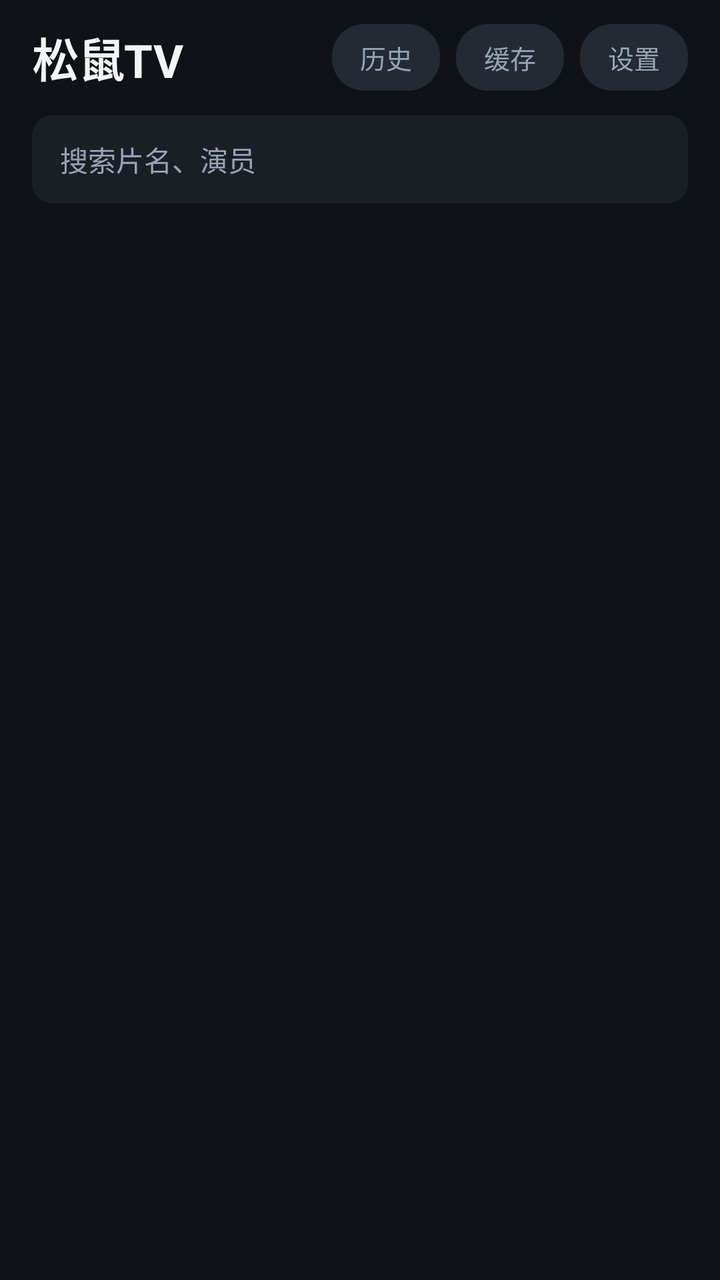
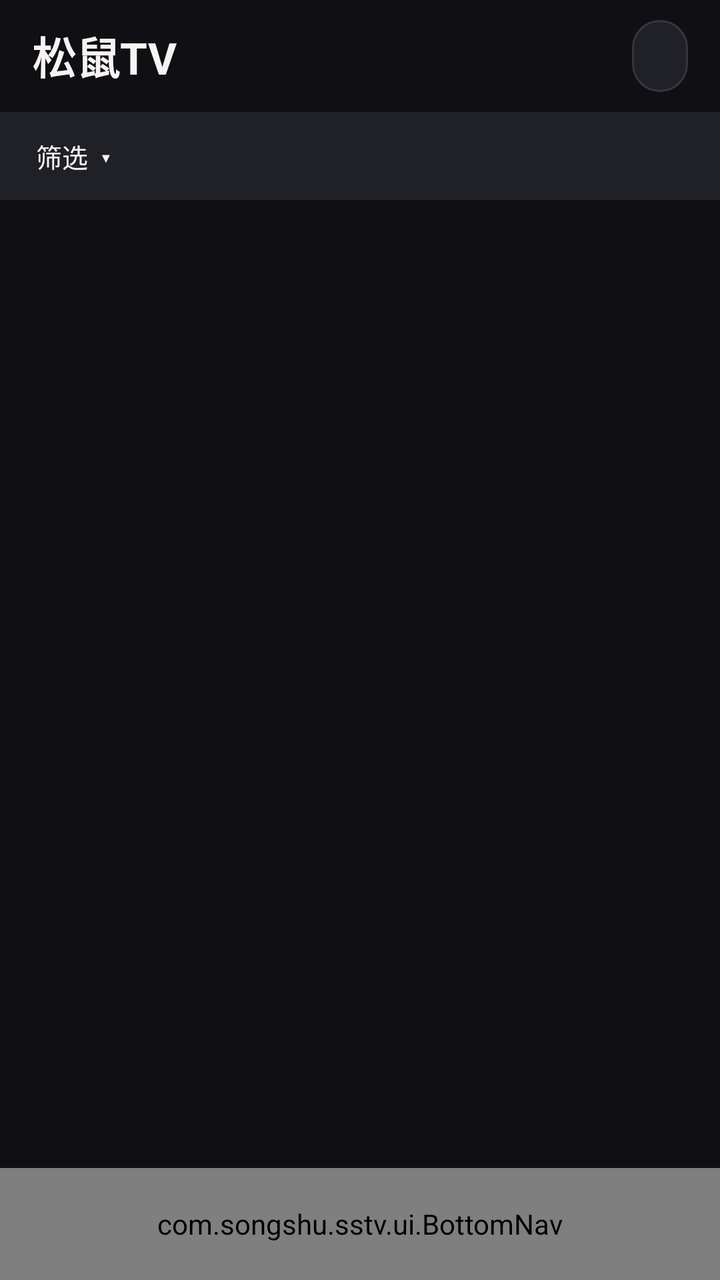

Screens rendered from an Android XML layout before and after an edit, with the pre-edit source and the edit as a unified diff.
<!-- AndroidManifest.xml: application theme AppTheme -->
<!-- res/layout/activity_main.xml -->
<?xml version="1.0" encoding="utf-8"?>
<LinearLayout xmlns:android="http://schemas.android.com/apk/res/android"
    android:layout_width="match_parent"
    android:layout_height="match_parent"
    android:orientation="vertical"
    android:background="@color/bg"
    android:fitsSystemWindows="true">

    <LinearLayout
        android:layout_width="match_parent"
        android:layout_height="wrap_content"
        android:orientation="horizontal"
        android:gravity="center_vertical"
        android:paddingLeft="16dp"
        android:paddingRight="16dp"
        android:paddingTop="12dp"
        android:paddingBottom="6dp">

        <TextView
            android:layout_width="wrap_content"
            android:layout_height="wrap_content"
            android:text="@string/app_name"
            android:textColor="@color/text"
            android:textSize="23sp"
            android:textStyle="bold" />

        <View
            android:layout_width="0dp"
            android:layout_height="1dp"
            android:layout_weight="1" />

        <TextView
            android:id="@+id/btnHistory"
            style="@style/Chip"
            android:text="@string/history" />

        <TextView
            android:id="@+id/btnCache"
            style="@style/Chip"
            android:layout_marginLeft="8dp"
            android:text="@string/cache_short" />

        <TextView
            android:id="@+id/btnSettings"
            style="@style/Chip"
            android:layout_marginLeft="8dp"
            android:text="@string/settings" />
    </LinearLayout>

    <TextView
        android:id="@+id/searchBox"
        android:layout_width="match_parent"
        android:layout_height="44dp"
        android:layout_marginLeft="16dp"
        android:layout_marginRight="16dp"
        android:layout_marginTop="6dp"
        android:background="@drawable/bg_card"
        android:gravity="center_vertical"
        android:paddingLeft="14dp"
        android:paddingRight="14dp"
        android:text="@string/search_hint"
        android:textColor="@color/text_dim"
        android:textSize="14sp" />

    <TextView
        android:id="@+id/sourceLabel"
        android:layout_width="wrap_content"
        android:layout_height="wrap_content"
        android:layout_marginLeft="17dp"
        android:layout_marginTop="10dp"
        android:textColor="@color/text_dim"
        android:textSize="12sp" />

    <HorizontalScrollView
        android:layout_width="match_parent"
        android:layout_height="wrap_content"
        android:layout_marginTop="8dp"
        android:paddingLeft="16dp"
        android:paddingRight="16dp"
        android:scrollbars="none"
        android:overScrollMode="never">

        <LinearLayout
            android:id="@+id/catRow"
            android:layout_width="wrap_content"
            android:layout_height="wrap_content"
            android:orientation="horizontal" />
    </HorizontalScrollView>

    <HorizontalScrollView
        android:id="@+id/subScroll"
        android:layout_width="match_parent"
        android:layout_height="wrap_content"
        android:layout_marginTop="7dp"
        android:paddingLeft="16dp"
        android:paddingRight="16dp"
        android:scrollbars="none"
        android:overScrollMode="never">

        <LinearLayout
            android:id="@+id/subRow"
            android:layout_width="wrap_content"
            android:layout_height="wrap_content"
            android:orientation="horizontal" />
    </HorizontalScrollView>

    <HorizontalScrollView
        android:id="@+id/yearScroll"
        android:layout_width="match_parent"
        android:layout_height="wrap_content"
        android:layout_marginTop="7dp"
        android:paddingLeft="16dp"
        android:paddingRight="16dp"
        android:scrollbars="none"
        android:overScrollMode="never">

        <LinearLayout
            android:id="@+id/yearRow"
            android:layout_width="wrap_content"
            android:layout_height="wrap_content"
            android:orientation="horizontal" />
    </HorizontalScrollView>

    <FrameLayout
        android:layout_width="match_parent"
        android:layout_height="0dp"
        android:layout_weight="1"
        android:layout_marginTop="8dp">

        <androidx.recyclerview.widget.RecyclerView
            android:id="@+id/grid"
            android:layout_width="match_parent"
            android:layout_height="match_parent"
            android:paddingLeft="10dp"
            android:paddingRight="10dp"
            android:paddingBottom="12dp"
            android:clipToPadding="false"
            android:scrollbars="none" />

        <ProgressBar
            android:id="@+id/progress"
            android:layout_width="wrap_content"
            android:layout_height="wrap_content"
            android:layout_gravity="center"
            android:visibility="gone" />

        <TextView
            android:id="@+id/hint"
            android:layout_width="wrap_content"
            android:layout_height="wrap_content"
            android:layout_gravity="center"
            android:layout_marginLeft="28dp"
            android:layout_marginRight="28dp"
            android:gravity="center"
            android:lineSpacingExtra="4dp"
            android:textColor="@color/text_dim"
            android:textSize="14sp"
            android:visibility="gone" />

        <TextView
            android:id="@+id/btnMore"
            android:layout_width="wrap_content"
            android:layout_height="wrap_content"
            android:layout_gravity="bottom|center_horizontal"
            android:layout_marginBottom="14dp"
            android:background="@drawable/bg_btn_primary"
            android:paddingLeft="22dp"
            android:paddingRight="22dp"
            android:paddingTop="9dp"
            android:paddingBottom="9dp"
            android:text="加载更多"
            android:textColor="#FFFFFF"
            android:textSize="13sp"
            android:visibility="gone" />
    </FrameLayout>

</LinearLayout>
<!-- resources referenced by this layout -->
<resources>
  <color name="bg">#0F1216</color>
  <color name="text">#F2F4F7</color>
  <color name="text_dim">#98A2B3</color>
  <!-- drawable bg_btn_primary (drawable) -->
  <?xml version="1.0" encoding="utf-8"?>
  <shape xmlns:android="http://schemas.android.com/apk/res/android" android:shape="rectangle">
      <solid android:color="@color/primary" />
      <corners android:radius="18dp" />
  </shape>
  <!-- drawable bg_card (drawable) -->
  <?xml version="1.0" encoding="utf-8"?>
  <shape xmlns:android="http://schemas.android.com/apk/res/android" android:shape="rectangle">
      <solid android:color="@color/surface" />
      <corners android:radius="10dp" />
  </shape>
  <string name="app_name">松鼠TV</string>
  <string name="cache_short">缓存</string>
  <string name="history">历史</string>
  <string name="search_hint">搜索片名、演员</string>
  <string name="settings">设置</string>
  <style name="Chip">
          <item name="android:layout_width">wrap_content</item>
          <item name="android:layout_height">wrap_content</item>
          <item name="android:paddingLeft">14dp</item>
          <item name="android:paddingRight">14dp</item>
          <item name="android:paddingTop">7dp</item>
          <item name="android:paddingBottom">7dp</item>
          <item name="android:textSize">13sp</item>
          <item name="android:textColor">@color/text_dim</item>
          <item name="android:background">@drawable/bg_chip</item>
      </style>
  <style name="AppTheme" parent="Theme.AppCompat.NoActionBar">
          <item name="android:windowBackground">@color/bg</item>
          <item name="android:statusBarColor">@color/bg</item>
          <item name="android:navigationBarColor">@color/bg</item>
          <item name="android:textColorPrimary">@color/text</item>
          <item name="android:textColorSecondary">@color/text_dim</item>
          <item name="colorAccent">@color/primary</item>
      </style>
  <color name="primary">#E62429</color>
  <color name="surface">#1A1F26</color>
  <!-- drawable bg_chip (drawable) -->
  <?xml version="1.0" encoding="utf-8"?>
  <shape xmlns:android="http://schemas.android.com/apk/res/android" android:shape="rectangle">
      <solid android:color="@color/surface2" />
      <corners android:radius="16dp" />
  </shape>
  <color name="surface2">#232A33</color>
</resources>

<!-- the commit's change to res/layout/activity_main.xml (unified diff, before → after) -->
@@ -1,177 +1,19 @@
-<?xml version="1.0" encoding="utf-8"?>
-<LinearLayout xmlns:android="http://schemas.android.com/apk/res/android"
-    android:layout_width="match_parent"
-    android:layout_height="match_parent"
-    android:orientation="vertical"
-    android:background="@color/bg"
-    android:fitsSystemWindows="true">
-
-    <LinearLayout
-        android:layout_width="match_parent"
-        android:layout_height="wrap_content"
-        android:orientation="horizontal"
-        android:gravity="center_vertical"
-        android:paddingLeft="16dp"
-        android:paddingRight="16dp"
-        android:paddingTop="12dp"
-        android:paddingBottom="6dp">
-
-        <TextView
-            android:layout_width="wrap_content"
-            android:layout_height="wrap_content"
-            android:text="@string/app_name"
-            android:textColor="@color/text"
-            android:textSize="23sp"
-            android:textStyle="bold" />
-
-        <View
-            android:layout_width="0dp"
-            android:layout_height="1dp"
-            android:layout_weight="1" />
-
-        <TextView
-            android:id="@+id/btnHistory"
-            style="@style/Chip"
-            android:text="@string/history" />
-
-        <TextView
-            android:id="@+id/btnCache"
-            style="@style/Chip"
-            android:layout_marginLeft="8dp"
-            android:text="@string/cache_short" />
-
-        <TextView
-            android:id="@+id/btnSettings"
-            style="@style/Chip"
-            android:layout_marginLeft="8dp"
-            android:text="@string/settings" />
-    </LinearLayout>
-
-    <TextView
-        android:id="@+id/searchBox"
-        android:layout_width="match_parent"
-        android:layout_height="44dp"
-        android:layout_marginLeft="16dp"
-        android:layout_marginRight="16dp"
-        android:layout_marginTop="6dp"
-        android:background="@drawable/bg_card"
-        android:gravity="center_vertical"
-        android:paddingLeft="14dp"
-        android:paddingRight="14dp"
-        android:text="@string/search_hint"
-        android:textColor="@color/text_dim"
-        android:textSize="14sp" />
-
-    <TextView
-        android:id="@+id/sourceLabel"
-        android:layout_width="wrap_content"
-        android:layout_height="wrap_content"
-        android:layout_marginLeft="17dp"
-        android:layout_marginTop="10dp"
-        android:textColor="@color/text_dim"
-        android:textSize="12sp" />
-
-    <HorizontalScrollView
-        android:layout_width="match_parent"
-        android:layout_height="wrap_content"
-        android:layout_marginTop="8dp"
-        android:paddingLeft="16dp"
-        android:paddingRight="16dp"
-        android:scrollbars="none"
-        android:overScrollMode="never">
-
-        <LinearLayout
-            android:id="@+id/catRow"
-            android:layout_width="wrap_content"
-            android:layout_height="wrap_content"
-            android:orientation="horizontal" />
-    </HorizontalScrollView>
-
-    <HorizontalScrollView
-        android:id="@+id/subScroll"
-        android:layout_width="match_parent"
-        android:layout_height="wrap_content"
-        android:layout_marginTop="7dp"
-        android:paddingLeft="16dp"
-        android:paddingRight="16dp"
-        android:scrollbars="none"
-        android:overScrollMode="never">
-
-        <LinearLayout
-            android:id="@+id/subRow"
-            android:layout_width="wrap_content"
-            android:layout_height="wrap_content"
-            android:orientation="horizontal" />
-    </HorizontalScrollView>
-
-    <HorizontalScrollView
-        android:id="@+id/yearScroll"
-        android:layout_width="match_parent"
-        android:layout_height="wrap_content"
-        android:layout_marginTop="7dp"
-        android:paddingLeft="16dp"
-        android:paddingRight="16dp"
-        android:scrollbars="none"
-        android:overScrollMode="never">
-
-        <LinearLayout
-            android:id="@+id/yearRow"
-            android:layout_width="wrap_content"
-            android:layout_height="wrap_content"
-            android:orientation="horizontal" />
-    </HorizontalScrollView>
-
-    <FrameLayout
-        android:layout_width="match_parent"
-        android:layout_height="0dp"
-        android:layout_weight="1"
-        android:layout_marginTop="8dp">
-
-        <androidx.recyclerview.widget.RecyclerView
-            android:id="@+id/grid"
-            android:layout_width="match_parent"
-            android:layout_height="match_parent"
-            android:paddingLeft="10dp"
-            android:paddingRight="10dp"
-            android:paddingBottom="12dp"
-            android:clipToPadding="false"
-            android:scrollbars="none" />
-
-        <ProgressBar
-            android:id="@+id/progress"
-            android:layout_width="wrap_content"
-            android:layout_height="wrap_content"
-            android:layout_gravity="center"
-            android:visibility="gone" />
-
-        <TextView
-            android:id="@+id/hint"
-            android:layout_width="wrap_content"
-            android:layout_height="wrap_content"
-            android:layout_gravity="center"
-            android:layout_marginLeft="28dp"
-            android:layout_marginRight="28dp"
-            android:gravity="center"
-            android:lineSpacingExtra="4dp"
-            android:textColor="@color/text_dim"
-            android:textSize="14sp"
-            android:visibility="gone" />
-
-        <TextView
-            android:id="@+id/btnMore"
-            android:layout_width="wrap_content"
-            android:layout_height="wrap_content"
-            android:layout_gravity="bottom|center_horizontal"
-            android:layout_marginBottom="14dp"
-            android:background="@drawable/bg_btn_primary"
-            android:paddingLeft="22dp"
-            android:paddingRight="22dp"
-            android:paddingTop="9dp"
-            android:paddingBottom="9dp"
-            android:text="加载更多"
-            android:textColor="#FFFFFF"
-            android:textSize="13sp"
-            android:visibility="gone" />
-    </FrameLayout>
-
+<LinearLayout xmlns:android="http://schemas.android.com/apk/res/android" android:layout_width="match_parent" android:layout_height="match_parent" android:orientation="vertical" android:background="?attr/appBg" android:fitsSystemWindows="true">
+ <LinearLayout android:layout_width="match_parent" android:layout_height="56dp" android:gravity="center_vertical" android:paddingHorizontal="16dp">
+  <TextView android:layout_width="0dp" android:layout_height="wrap_content" android:layout_weight="1" android:text="@string/app_name" android:textSize="22sp" android:textStyle="bold" android:textColor="?attr/appText" />
+  <TextView android:id="@+id/sourceLabel" android:layout_width="wrap_content" android:layout_height="36dp" android:maxWidth="200dp" android:maxLines="1" android:ellipsize="end" android:gravity="center" android:paddingHorizontal="14dp" android:background="@drawable/bg_btn_ghost" android:textColor="?attr/appAccent" android:textSize="13sp" />
+ </LinearLayout>
+ <TextView android:id="@+id/filterToggle" android:layout_width="match_parent" android:layout_height="44dp" android:gravity="center_vertical" android:paddingHorizontal="18dp" android:text="筛选  ▾" android:textSize="13sp" android:textColor="?attr/appText" android:background="?attr/appSurface" />
+ <LinearLayout android:id="@+id/filterPanel" android:layout_width="match_parent" android:layout_height="wrap_content" android:orientation="vertical" android:paddingVertical="6dp" android:visibility="gone">
+  <HorizontalScrollView android:id="@+id/catScroll" android:layout_width="match_parent" android:layout_height="40dp" android:paddingHorizontal="12dp" android:scrollbars="none" android:clipToPadding="false"><LinearLayout android:id="@+id/catRow" android:layout_width="wrap_content" android:layout_height="match_parent" android:gravity="center_vertical" android:orientation="horizontal" /></HorizontalScrollView>
+  <HorizontalScrollView android:id="@+id/subScroll" android:layout_width="match_parent" android:layout_height="40dp" android:paddingHorizontal="12dp" android:scrollbars="none" android:clipToPadding="false"><LinearLayout android:id="@+id/subRow" android:layout_width="wrap_content" android:layout_height="match_parent" android:gravity="center_vertical" android:orientation="horizontal" /></HorizontalScrollView>
+  <HorizontalScrollView android:id="@+id/yearScroll" android:layout_width="match_parent" android:layout_height="40dp" android:paddingHorizontal="12dp" android:scrollbars="none" android:clipToPadding="false"><LinearLayout android:id="@+id/yearRow" android:layout_width="wrap_content" android:layout_height="match_parent" android:gravity="center_vertical" android:orientation="horizontal" /></HorizontalScrollView>
+ </LinearLayout>
+ <FrameLayout android:layout_width="match_parent" android:layout_height="0dp" android:layout_weight="1">
+  <androidx.recyclerview.widget.RecyclerView android:id="@+id/grid" android:layout_width="match_parent" android:layout_height="match_parent" android:paddingHorizontal="10dp" android:paddingTop="6dp" android:paddingBottom="8dp" android:clipToPadding="false" android:scrollbars="none" />
+  <ProgressBar android:id="@+id/progress" android:layout_width="wrap_content" android:layout_height="wrap_content" android:layout_gravity="center" android:visibility="gone" />
+  <TextView android:id="@+id/hint" android:layout_width="match_parent" android:layout_height="wrap_content" android:layout_gravity="center" android:gravity="center" android:padding="24dp" android:textSize="14sp" android:textColor="?attr/appTextMuted" android:visibility="gone" />
+ </FrameLayout>
+ <TextView android:id="@+id/btnMore" android:layout_width="match_parent" android:layout_height="40dp" android:gravity="center" android:text="加载更多" android:textColor="?attr/appAccent" android:textSize="13sp" android:visibility="gone" />
+ <com.songshu.sstv.ui.BottomNav android:layout_width="match_parent" android:layout_height="56dp" />
 </LinearLayout>
<!-- resource entries referenced after the edit -->
@@ -1,52 +1,41 @@
 <!-- resources referenced by this layout -->
 <resources>
-  <color name="bg">#0F1216</color>
-  <color name="text">#F2F4F7</color>
-  <color name="text_dim">#98A2B3</color>
-  <!-- drawable bg_btn_primary (drawable) -->
-  <?xml version="1.0" encoding="utf-8"?>
-  <shape xmlns:android="http://schemas.android.com/apk/res/android" android:shape="rectangle">
-      <solid android:color="@color/primary" />
-      <corners android:radius="18dp" />
-  </shape>
-  <!-- drawable bg_card (drawable) -->
-  <?xml version="1.0" encoding="utf-8"?>
-  <shape xmlns:android="http://schemas.android.com/apk/res/android" android:shape="rectangle">
-      <solid android:color="@color/surface" />
-      <corners android:radius="10dp" />
-  </shape>
+  <!-- drawable bg_btn_ghost (drawable) -->
+  <ripple xmlns:android="http://schemas.android.com/apk/res/android" android:color="?attr/appAccentDim"><item><shape><solid android:color="?attr/appSurface"/><corners android:radius="?attr/appPillCorner"/><stroke android:width="1dp" android:color="?attr/appDivider" /></shape></item></ripple>
   <string name="app_name">松鼠TV</string>
-  <string name="cache_short">缓存</string>
-  <string name="history">历史</string>
-  <string name="search_hint">搜索片名、演员</string>
-  <string name="settings">设置</string>
-  <style name="Chip">
-          <item name="android:layout_width">wrap_content</item>
-          <item name="android:layout_height">wrap_content</item>
-          <item name="android:paddingLeft">14dp</item>
-          <item name="android:paddingRight">14dp</item>
-          <item name="android:paddingTop">7dp</item>
-          <item name="android:paddingBottom">7dp</item>
-          <item name="android:textSize">13sp</item>
-          <item name="android:textColor">@color/text_dim</item>
-          <item name="android:background">@drawable/bg_chip</item>
+  <style name="AppTheme" parent="Theme.AppCompat.NoActionBar">
+          <item name="appBg">#101014</item>
+          <item name="appSurface">#202027</item>
+          <item name="appSurfaceAlt">#2C2B35</item>
+          <item name="appAccent">#CE334A</item>
+          <item name="appAccentDim">#722334</item>
+          <item name="appText">#F7F3F2</item>
+          <item name="appTextMuted">#AAA6B5</item>
+          <item name="appDivider">#373440</item>
+          <item name="appSuccess">#63D79C</item>
+          <item name="appOnAccent">#FFFFFF</item>
+          <item name="appGlow">#301923</item>
+          <item name="appCorner">12dp</item>
+          <item name="appPillCorner">18dp</item>
+          <item name="android:fontFamily">sans-serif</item>
+          <item name="android:windowBackground">?attr/appBg</item>
+          <item name="android:statusBarColor">?attr/appBg</item>
+          <item name="android:navigationBarColor">?attr/appBg</item>
+          <item name="android:colorBackground">?attr/appSurface</item>
+          <item name="android:textColorPrimary">?attr/appText</item>
+          <item name="android:textColorSecondary">?attr/appTextMuted</item>
+          <item name="android:textColorHint">?attr/appTextMuted</item>
+          <item name="colorAccent">?attr/appAccent</item>
+          <item name="colorControlNormal">?attr/appTextMuted</item>
+          <item name="colorControlActivated">?attr/appAccent</item>
+          <item name="android:windowLightStatusBar">false</item>
+          <item name="android:windowAnimationStyle">@style/AppWindowAnimation</item>
       </style>
-  <style name="AppTheme" parent="Theme.AppCompat.NoActionBar">
-          <item name="android:windowBackground">@color/bg</item>
-          <item name="android:statusBarColor">@color/bg</item>
-          <item name="android:navigationBarColor">@color/bg</item>
-          <item name="android:textColorPrimary">@color/text</item>
-          <item name="android:textColorSecondary">@color/text_dim</item>
-          <item name="colorAccent">@color/primary</item>
+  <style name="AppWindowAnimation">
+          <item name="android:activityOpenEnterAnimation">@anim/page_enter</item>
+          <item name="android:activityOpenExitAnimation">@anim/page_exit</item>
+          <item name="android:activityCloseEnterAnimation">@anim/page_enter</item>
+          <item name="android:activityCloseExitAnimation">@anim/page_exit</item>
       </style>
-  <color name="primary">#E62429</color>
-  <color name="surface">#1A1F26</color>
-  <!-- drawable bg_chip (drawable) -->
-  <?xml version="1.0" encoding="utf-8"?>
-  <shape xmlns:android="http://schemas.android.com/apk/res/android" android:shape="rectangle">
-      <solid android:color="@color/surface2" />
-      <corners android:radius="16dp" />
-  </shape>
-  <color name="surface2">#232A33</color>
 </resources>
 
